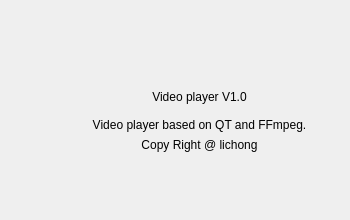
Before: the Qt Designer form src/about.ui in Justin-chong/VideoPlayer, drawn with Qt 5.
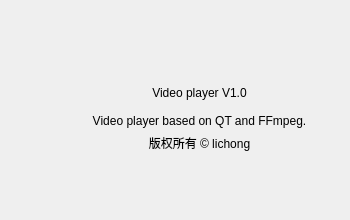
After: the same form once the commit is applied.

```diff
--- a/src/about.ui
+++ b/src/about.ui
@@ -105,7 +105,7 @@
        </size>
       </property>
       <property name="text">
-       <string>Copy Right @ lichong</string>
+       <string>版权所有 © lichong</string>
       </property>
       <property name="textFormat">
        <enum>Qt::RichText</enum>
@@ -161,7 +161,7 @@
          </sizepolicy>
         </property>
         <property name="text">
-         <string>OK</string>
+         <string>确定</string>
         </property>
        </widget>
       </item>
```
